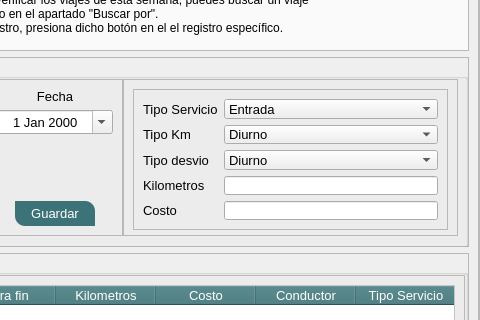
Old version of the form mainwindow.ui in the repository askr3d/ProyectoTaxi; both pictures show x 570 to 1050 and y 243 to 563 of the 1050 by 864 pixel window.
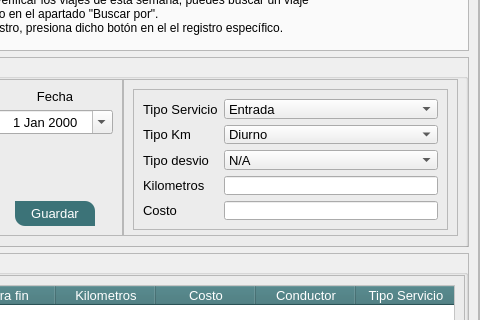
New version of the form. Icons and pictures are not drawn.

Commit message: Funcion insertar viaje Actualizada a la nueva BD y interfaz modificada en campos: folio y tipo_desvio

Diff of the .ui file:
```diff
--- a/mainwindow.ui
+++ b/mainwindow.ui
@@ -2118,6 +2118,11 @@
                           </item>
                           <item row="2" column="1">
                            <widget class="QComboBox" name="cbx_viajes_tipo_desvio">
+                            <item>
+                             <property name="text">
+                              <string>N/A</string>
+                             </property>
+                            </item>
                             <item>
                              <property name="text">
                               <string>Diurno</string>
```
Left out of the diff: 4 changed lines with no effect on the pictures. The commit also changes 5 other files.
